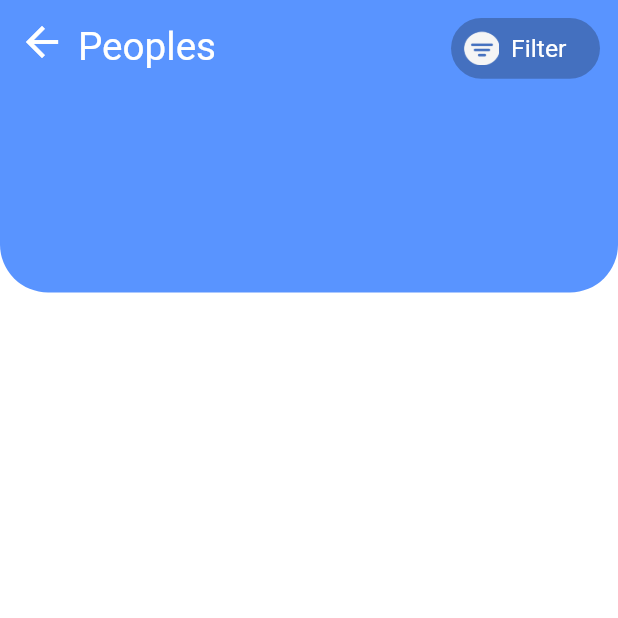
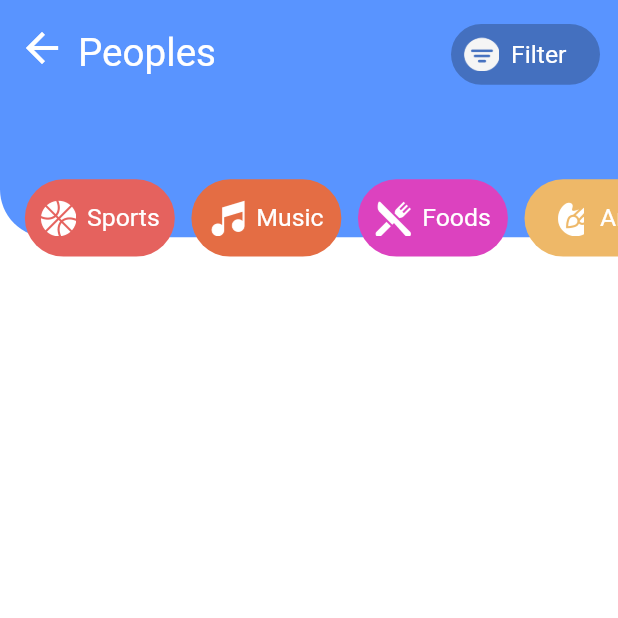
Before and after one commit to yanaderevianko726/Event-group-flutter, a Flutter app: the JoinGroupPage screen opened by its route, on a phone screen of 412 x 824 dp, the top half of it. Run offline on Flutter 3.47's test engine with Material 2 defaults, Android fonts, the phone set to English and light mode, and no system bars; our stand-ins replace cached_network_image, connectivity_plus, convex_bottom_bar, country_code_picker, dropdown_button2, figma_squircle and 18 more; missing offline and left inert: flutter_share, need_resume, platform_device_id; accounts and stored records are empty; Roboto replaces fonts that are missing (SF Pro Display).

Commit message:
update people page

```diff
--- a/lib/controllers/groups/join_group_controller.dart
+++ b/lib/controllers/groups/join_group_controller.dart
@@ -6,6 +6,7 @@ import 'package:flutter/cupertino.dart';
 import 'package:get/get.dart';
 import 'package:google_sign_in/google_sign_in.dart';
 
+import '../../models/tag_model.dart';
 import '../../models/userdetail_model.dart';
 import '../../utils/constants.dart';
 import '../../utils/functions.dart';
@@ -14,6 +15,8 @@ import '../../utils/pref_data.dart';
 class JoinGroupController extends GetxController {
   late DatabaseReference dbRef = FirebaseDatabase.instance.ref();
   UserDetail userDetail = UserDetail();
+
+  List<TagModel> tagModels = [];
 
   bool isLoading = false;
 
@@ -25,6 +28,7 @@ class JoinGroupController extends GetxController {
 
   initController() async {
     await getUserDetails();
+    await loadEventTags();
   }
 
   getUserDetails() async {
@@ -45,4 +49,49 @@ class JoinGroupController extends GetxController {
       update();
     }
   }
+
+  loadEventTags() async {
+    tagModels = [];
+    isLoading = true;
+    update();
+
+    // final snapshot = await dbRef.child(Constants.eventTypes).get();
+    // if (snapshot.exists) {
+    //   final objectMap = snapshot.value as Map<Object?, Object?>;
+    //   objectMap.forEach((key, value) {
+    //     Map<Object?, Object?> objectMap1 = value as Map<Object?, Object?>;
+    //     Map<String, dynamic> eventTypeMap = <String, dynamic>{};
+    //     objectMap1.forEach((key1, value1) {
+    //       eventTypeMap['$key1'] = value1;
+    //     });
+    //     eventTypes.add(EventType.fromJson(eventTypeMap));
+    //   });
+    // }
+
+    final _titles = [
+      'Sports',
+      'Music',
+      'Foods',
+      'Arts',
+    ];
+
+    final _colors = [
+      'FFE5625E',
+      'FFE46D44',
+      'FFDC42BF',
+      'FFEEB868',
+    ];
+
+    for (var i = 0; i < _titles.length; i++) {
+      TagModel eventType = TagModel(
+        title: _titles[i],
+        color: _colors[i],
+        icon: Constants.eventIcons[i],
+      );
+      tagModels.add(eventType);
+    }
+
+    isLoading = false;
+    update();
+  }
 }
--- a/lib/models/tag_model.dart
+++ b/lib/models/tag_model.dart
@@ -0,0 +1,25 @@
+import 'package:flutter/material.dart';
+
+class TagModel {
+  String title;
+  String color;
+  String? icon;
+
+  TagModel({
+    this.title = '',
+    this.color = 'FFE5625E',
+    this.icon = 'sports',
+  });
+
+  factory TagModel.fromJson(Map<String, dynamic> json) => TagModel(
+        title: json["title"] ?? '',
+        color: json["color"] ?? '',
+        icon: json["icon"] ?? '',
+      );
+
+  Map<String, dynamic> toJson() => {
+        "title": title,
+        "color": color,
+        "icon": icon,
+      };
+}
--- a/lib/utils/constant_widgets.dart
+++ b/lib/utils/constant_widgets.dart
@@ -17,8 +17,8 @@ initializeScreenSize(BuildContext context,
   ScreenUtil.init(context, designSize: Size(width, height), minTextAdapt: true);
 }
 
-Widget eventTypeImage({icon}){
-  final iconTitle = 'assets/images/ic_$icon.png';
+Widget eventTagImage({icon}){
+  final iconTitle = 'assets/images/$icon.png';
   return Image.asset(
     iconTitle,
     width: 24,
--- a/lib/utils/constants.dart
+++ b/lib/utils/constants.dart
@@ -54,10 +54,10 @@ class Constants {
   static double eventHeight = 180.h;
 
   static final eventIcons = [
-    'sports',
-    'musics',
-    'foods',
-    'arts',
+    'ic_sports',
+    'ic_musics',
+    'ic_foods',
+    'ic_arts',
   ];
 
   static List<String> typeList = [
--- a/lib/views/groups/join_group.dart
+++ b/lib/views/groups/join_group.dart
@@ -50,8 +50,8 @@ class _JoinGroupPageWidget extends State<JoinGroupPage> {
                             children: [
                               Container(
                                 width: double.infinity,
-                                height: 212.h,
-                                padding: const EdgeInsets.only(top: 12, left: 12, right: 12),
+                                height: 172.h,
+                                padding: const EdgeInsets.only(top: 16, left: 12, right: 12),
                                 decoration: BoxDecoration(
                                   color: blueLight,
                                   borderRadius: const BorderRadius.only(
@@ -122,7 +122,7 @@ class _JoinGroupPageWidget extends State<JoinGroupPage> {
                               ),
                               SizedBox(
                                 width: double.infinity,
-                                height: 232.h,
+                                height: 186.h,
                                 child: Column(
                                   children: [
                                     const Spacer(),
@@ -133,6 +133,53 @@ class _JoinGroupPageWidget extends State<JoinGroupPage> {
                                         scrollDirection: Axis.horizontal,
                                         child: Row(
                                           children: [
+                                            SizedBox(
+                                              width: 12.h,
+                                            ),
+                                            if (joinGroupController.tagModels.isNotEmpty)
+                                              for (var i = 0;
+                                              i < joinGroupController.tagModels.length;
+                                              i++)
+                                                Container(
+                                                  width: 100,
+                                                  height: 56.h,
+                                                  margin: EdgeInsets.symmetric(
+                                                    horizontal: 6.h,
+                                                  ),
+                                                  decoration: BoxDecoration(
+                                                    color: Color(
+                                                      int.parse(
+                                                        "0x${joinGroupController.tagModels[i].color}",
+                                                      ),
+                                                    ),
+                                                    borderRadius: const BorderRadius.all(
+                                                      Radius.circular(40),
+                                                    ),
+                                                  ),
+                                                  child: Row(
+                                                    mainAxisAlignment:
+                                                    MainAxisAlignment.center,
+                                                    children: [
+                                                      eventTagImage(
+                                                        icon:
+                                                        '${joinGroupController.tagModels[i].icon}',
+                                                      ),
+                                                      Container(
+                                                        margin:
+                                                        EdgeInsets.only(left: 8.h),
+                                                        child:
+                                                        ConstantWidget.getTextWidget(
+                                                          joinGroupController
+                                                              .tagModels[i].title,
+                                                          Colors.white,
+                                                          TextAlign.center,
+                                                          FontWeight.w400,
+                                                          18.sp,
+                                                        ),
+                                                      ),
+                                                    ],
+                                                  ),
+                                                ),
                                             SizedBox(
                                               width: 12.h,
                                             ),
```
Also changed, not shown: lib/controllers/events/explore/explore_controller.dart (+7 -7 lines), lib/models/event_type_model.dart (deleted, +0 -28 lines), lib/views/events/explore/explore_widget.dart (+18 -15 lines).
